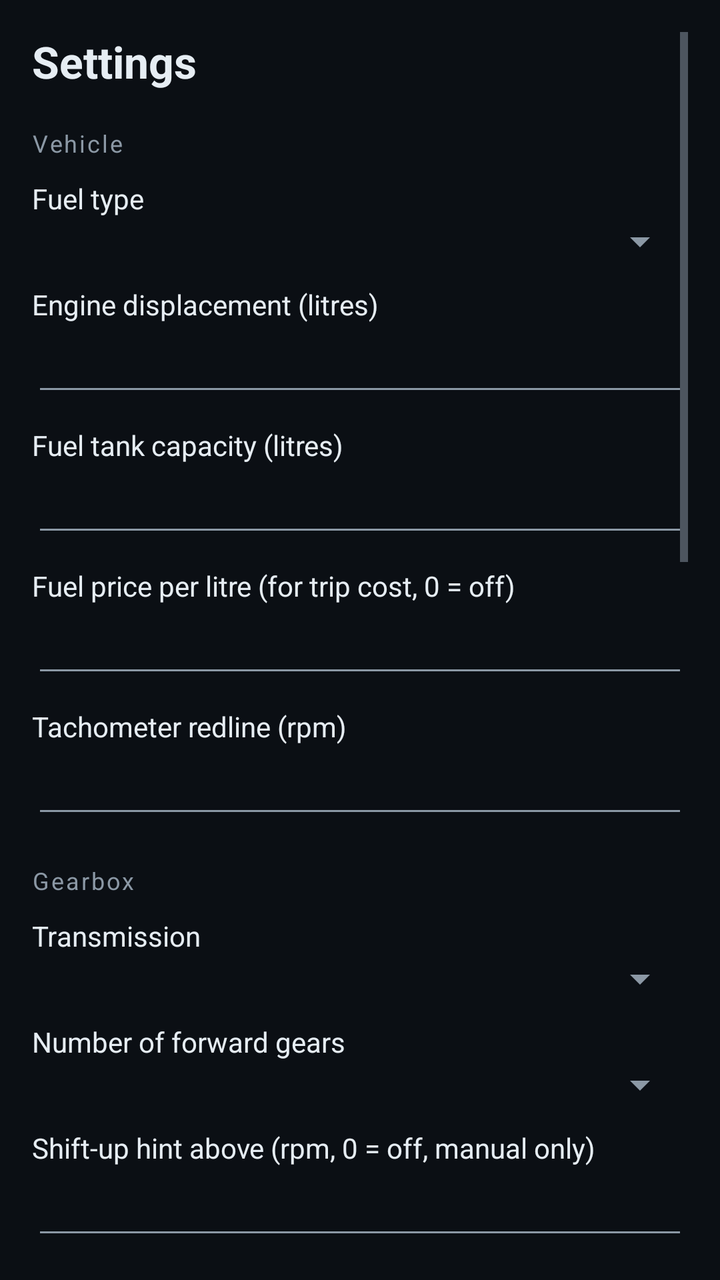
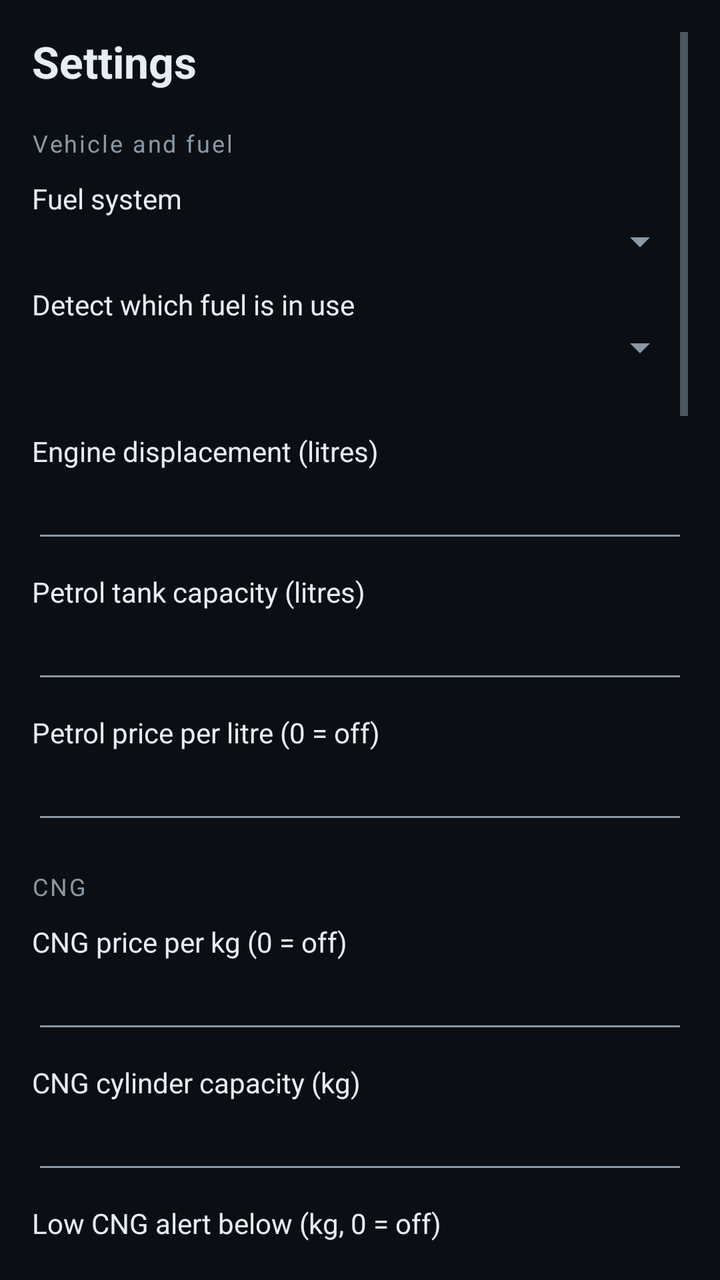

Two renders of the same Android screen: before a commit and after it. Below are the layout's source before the change and the commit's diff.
<!-- AndroidManifest.xml: application theme Theme.Obd2Dash -->
<!-- res/layout/activity_settings.xml -->
<?xml version="1.0" encoding="utf-8"?>
<ScrollView xmlns:android="http://schemas.android.com/apk/res/android"
    android:layout_width="match_parent"
    android:layout_height="match_parent"
    android:background="@color/bg"
    android:padding="16dp">

    <LinearLayout
        android:layout_width="match_parent"
        android:layout_height="wrap_content"
        android:orientation="vertical">

        <TextView
            android:layout_width="match_parent"
            android:layout_height="wrap_content"
            android:text="@string/settings"
            android:textColor="@color/text_primary"
            android:textSize="22sp"
            android:textStyle="bold" />

        <TextView style="@style/SettingSection" android:text="Vehicle" />

        <TextView style="@style/SettingLabel" android:text="Fuel type" />
        <Spinner android:id="@+id/fuelType" android:layout_width="match_parent" android:layout_height="wrap_content" />

        <TextView style="@style/SettingLabel" android:text="Engine displacement (litres)" />
        <EditText android:id="@+id/displacement" style="@style/SettingInput" android:inputType="numberDecimal" />

        <TextView style="@style/SettingLabel" android:text="Fuel tank capacity (litres)" />
        <EditText android:id="@+id/tankSize" style="@style/SettingInput" android:inputType="numberDecimal" />

        <TextView style="@style/SettingLabel" android:text="Fuel price per litre (for trip cost, 0 = off)" />
        <EditText android:id="@+id/fuelPrice" style="@style/SettingInput" android:inputType="numberDecimal" />

        <TextView style="@style/SettingLabel" android:text="Tachometer redline (rpm)" />
        <EditText android:id="@+id/redline" style="@style/SettingInput" android:inputType="number" />

        <TextView style="@style/SettingSection" android:text="Gearbox" />

        <TextView style="@style/SettingLabel" android:text="Transmission" />
        <Spinner android:id="@+id/transmission" android:layout_width="match_parent" android:layout_height="wrap_content" />

        <TextView style="@style/SettingLabel" android:text="Number of forward gears" />
        <Spinner android:id="@+id/gearCount" android:layout_width="match_parent" android:layout_height="wrap_content" />

        <TextView style="@style/SettingLabel" android:text="Shift-up hint above (rpm, 0 = off, manual only)" />
        <EditText android:id="@+id/shiftUpRpm" style="@style/SettingInput" android:inputType="number" />

        <TextView
            android:id="@+id/learnedGears"
            android:layout_width="match_parent"
            android:layout_height="wrap_content"
            android:layout_marginTop="10dp"
            android:textColor="@color/text_secondary"
            android:textSize="12sp" />

        <Button
            android:id="@+id/resetGears"
            android:layout_width="wrap_content"
            android:layout_height="wrap_content"
            android:text="Relearn gears" />

        <TextView style="@style/SettingSection" android:text="Alerts" />

        <TextView style="@style/SettingLabel" android:text="Speed limit alert (km/h, 0 = off)" />
        <EditText android:id="@+id/speedLimit" style="@style/SettingInput" android:inputType="number" />

        <TextView style="@style/SettingLabel" android:text="Overheat alert (coolant, C)" />
        <EditText android:id="@+id/overheat" style="@style/SettingInput" android:inputType="number" />

        <TextView style="@style/SettingLabel" android:text="Low fuel alert (%, 0 = off)" />
        <EditText android:id="@+id/lowFuel" style="@style/SettingInput" android:inputType="number" />

        <CheckBox android:id="@+id/alertBeep" style="@style/SettingCheck" android:text="Beep on alerts" />
        <CheckBox android:id="@+id/alertVoice" style="@style/SettingCheck" android:text="Speak alerts (text-to-speech)" />

        <TextView style="@style/SettingSection" android:text="Display and connection" />

        <CheckBox android:id="@+id/imperial" style="@style/SettingCheck" android:text="Imperial units (mph, F, psi, mpg)" />
        <CheckBox android:id="@+id/keepScreenOn" style="@style/SettingCheck" android:text="Keep screen on while connected" />
        <CheckBox android:id="@+id/autoConnect" style="@style/SettingCheck" android:text="Reconnect to last adapter on launch" />
        <CheckBox android:id="@+id/startOnBoot" style="@style/SettingCheck" android:text="Start when the head unit boots" />
        <CheckBox android:id="@+id/fastPolling" style="@style/SettingCheck" android:text="Fast polling (turn off if readings freeze or go blank)" />
        <CheckBox android:id="@+id/logging" style="@style/SettingCheck" android:text="Log every sample to CSV" />

        <TextView
            android:id="@+id/logPath"
            android:layout_width="match_parent"
            android:layout_height="wrap_content"
            android:layout_marginTop="4dp"
            android:textColor="@color/text_secondary"
            android:textSize="11sp" />

        <TextView
            android:id="@+id/reconnectNote"
            android:layout_width="match_parent"
            android:layout_height="wrap_content"
            android:layout_marginTop="4dp"
            android:text="Fast polling and logging changes apply on the next connection."
            android:textColor="@color/text_secondary"
            android:textSize="11sp" />

        <Button
            android:id="@+id/save"
            android:layout_width="match_parent"
            android:layout_height="wrap_content"
            android:layout_marginTop="20dp"
            android:text="Save" />
    </LinearLayout>
</ScrollView>
<!-- resources referenced by this layout -->
<resources>
  <color name="bg">#0B0F14</color>
  <color name="text_primary">#E6EDF3</color>
  <color name="text_secondary">#8B98A5</color>
  <string name="settings">Settings</string>
  <style name="SettingCheck">
          <item name="android:layout_width">match_parent</item>
          <item name="android:layout_height">wrap_content</item>
          <item name="android:textColor">@color/text_primary</item>
      </style>
  <style name="SettingInput">
          <item name="android:layout_width">match_parent</item>
          <item name="android:layout_height">wrap_content</item>
          <item name="android:textColor">@color/text_primary</item>
          <item name="android:importantForAutofill">no</item>
      </style>
  <style name="SettingLabel">
          <item name="android:layout_width">match_parent</item>
          <item name="android:layout_height">wrap_content</item>
          <item name="android:layout_marginTop">10dp</item>
          <item name="android:textColor">@color/text_primary</item>
          <item name="android:textSize">14sp</item>
      </style>
  <style name="SettingSection">
          <item name="android:layout_width">match_parent</item>
          <item name="android:layout_height">wrap_content</item>
          <item name="android:layout_marginTop">18dp</item>
          <item name="android:textColor">@color/text_secondary</item>
          <item name="android:textSize">12sp</item>
          <item name="android:letterSpacing">0.08</item>
      </style>
  <style name="Theme.Obd2Dash" parent="Theme.MaterialComponents.NoActionBar">
          <item name="colorPrimary">@color/accent</item>
          <item name="colorPrimaryDark">@color/bg</item>
          <item name="colorAccent">@color/accent</item>
          <item name="colorSecondary">@color/amber</item>
          <item name="colorSurface">@color/surface</item>
          <item name="colorError">@color/danger</item>
          <item name="android:colorBackground">@color/bg</item>
          <item name="android:windowBackground">@color/bg</item>
          <item name="android:textColorPrimary">@color/text_primary</item>
          <item name="android:textColorSecondary">@color/text_secondary</item>
          <item name="android:statusBarColor">@color/bg</item>
          <item name="android:navigationBarColor">@color/bg</item>
  
          <item name="gaugeAccent">@color/accent</item>
          <item name="gaugeWarn">@color/danger</item>
          <item name="gaugeTrack">@color/track</item>
      </style>
  <color name="accent">#22D3EE</color>
  <color name="amber">#FBBF24</color>
  <color name="surface">#141A21</color>
  <color name="danger">#F87171</color>
  <color name="track">#1F2933</color>
</resources>

<!-- the commit's change to res/layout/activity_settings.xml (unified diff, before → after) -->
@@ -18,19 +18,77 @@
             android:textSize="22sp"
             android:textStyle="bold" />
 
-        <TextView style="@style/SettingSection" android:text="Vehicle" />
+        <TextView style="@style/SettingSection" android:text="Vehicle and fuel" />
 
-        <TextView style="@style/SettingLabel" android:text="Fuel type" />
-        <Spinner android:id="@+id/fuelType" android:layout_width="match_parent" android:layout_height="wrap_content" />
+        <TextView style="@style/SettingLabel" android:text="Fuel system" />
+        <Spinner android:id="@+id/fuelSystem" android:layout_width="match_parent" android:layout_height="wrap_content" />
+
+        <LinearLayout
+            android:id="@+id/biFuelGroup"
+            android:layout_width="match_parent"
+            android:layout_height="wrap_content"
+            android:orientation="vertical">
+
+            <TextView style="@style/SettingLabel" android:text="Detect which fuel is in use" />
+            <Spinner android:id="@+id/fuelDetection" android:layout_width="match_parent" android:layout_height="wrap_content" />
+
+            <TextView
+                android:id="@+id/ecuFuelReport"
+                android:layout_width="match_parent"
+                android:layout_height="wrap_content"
+                android:layout_marginTop="4dp"
+                android:textColor="@color/text_secondary"
+                android:textSize="12sp" />
+        </LinearLayout>
 
         <TextView style="@style/SettingLabel" android:text="Engine displacement (litres)" />
         <EditText android:id="@+id/displacement" style="@style/SettingInput" android:inputType="numberDecimal" />
 
-        <TextView style="@style/SettingLabel" android:text="Fuel tank capacity (litres)" />
+        <TextView android:id="@+id/tankLabel" style="@style/SettingLabel" android:text="Petrol tank capacity (litres)" />
         <EditText android:id="@+id/tankSize" style="@style/SettingInput" android:inputType="numberDecimal" />
 
-        <TextView style="@style/SettingLabel" android:text="Fuel price per litre (for trip cost, 0 = off)" />
+        <TextView android:id="@+id/priceLabel" style="@style/SettingLabel" android:text="Petrol price per litre (0 = off)" />
         <EditText android:id="@+id/fuelPrice" style="@style/SettingInput" android:inputType="numberDecimal" />
+
+        <LinearLayout
+            android:id="@+id/cngGroup"
+            android:layout_width="match_parent"
+            android:layout_height="wrap_content"
+            android:orientation="vertical">
+
+            <TextView style="@style/SettingSection" android:text="CNG" />
+
+            <TextView style="@style/SettingLabel" android:text="CNG price per kg (0 = off)" />
+            <EditText android:id="@+id/cngPrice" style="@style/SettingInput" android:inputType="numberDecimal" />
+
+            <TextView style="@style/SettingLabel" android:text="CNG cylinder capacity (kg)" />
+            <EditText android:id="@+id/cngCapacity" style="@style/SettingInput" android:inputType="numberDecimal" />
+
+            <TextView style="@style/SettingLabel" android:text="Low CNG alert below (kg, 0 = off)" />
+            <EditText android:id="@+id/lowCng" style="@style/SettingInput" android:inputType="numberDecimal" />
+
+            <TextView style="@style/SettingLabel" android:text="Cylinder hydro-test due (DD-MM-YYYY, blank = off)" />
+            <EditText android:id="@+id/cylinderTest" style="@style/SettingInput" android:hint="e.g. 15-03-2028" android:inputType="text" />
+
+            <TextView
+                android:id="@+id/cngNote"
+                android:layout_width="match_parent"
+                android:layout_height="wrap_content"
+                android:layout_marginTop="4dp"
+                android:text="OBD has no CNG gauge, so CNG left is counted down from your last fill-up. Log fill-ups on the Trip tab. The cylinder test is due every 3 years; the date is on the cylinder or its test certificate."
+                android:textColor="@color/text_secondary"
+                android:textSize="11sp" />
+        </LinearLayout>
+
+        <LinearLayout
+            android:id="@+id/lpgGroup"
+            android:layout_width="match_parent"
+            android:layout_height="wrap_content"
+            android:orientation="vertical">
+
+            <TextView style="@style/SettingLabel" android:text="LPG price per litre (0 = off)" />
+            <EditText android:id="@+id/lpgPrice" style="@style/SettingInput" android:inputType="numberDecimal" />
+        </LinearLayout>
 
         <TextView style="@style/SettingLabel" android:text="Tachometer redline (rpm)" />
         <EditText android:id="@+id/redline" style="@style/SettingInput" android:inputType="number" />
@@ -76,6 +134,9 @@
 
         <TextView style="@style/SettingSection" android:text="Display and connection" />
 
+        <TextView style="@style/SettingLabel" android:text="Show fuel economy as" />
+        <Spinner android:id="@+id/economyUnit" android:layout_width="match_parent" android:layout_height="wrap_content" />
+
         <CheckBox android:id="@+id/imperial" style="@style/SettingCheck" android:text="Imperial units (mph, F, psi, mpg)" />
         <CheckBox android:id="@+id/keepScreenOn" style="@style/SettingCheck" android:text="Keep screen on while connected" />
         <CheckBox android:id="@+id/autoConnect" style="@style/SettingCheck" android:text="Reconnect to last adapter on launch" />
